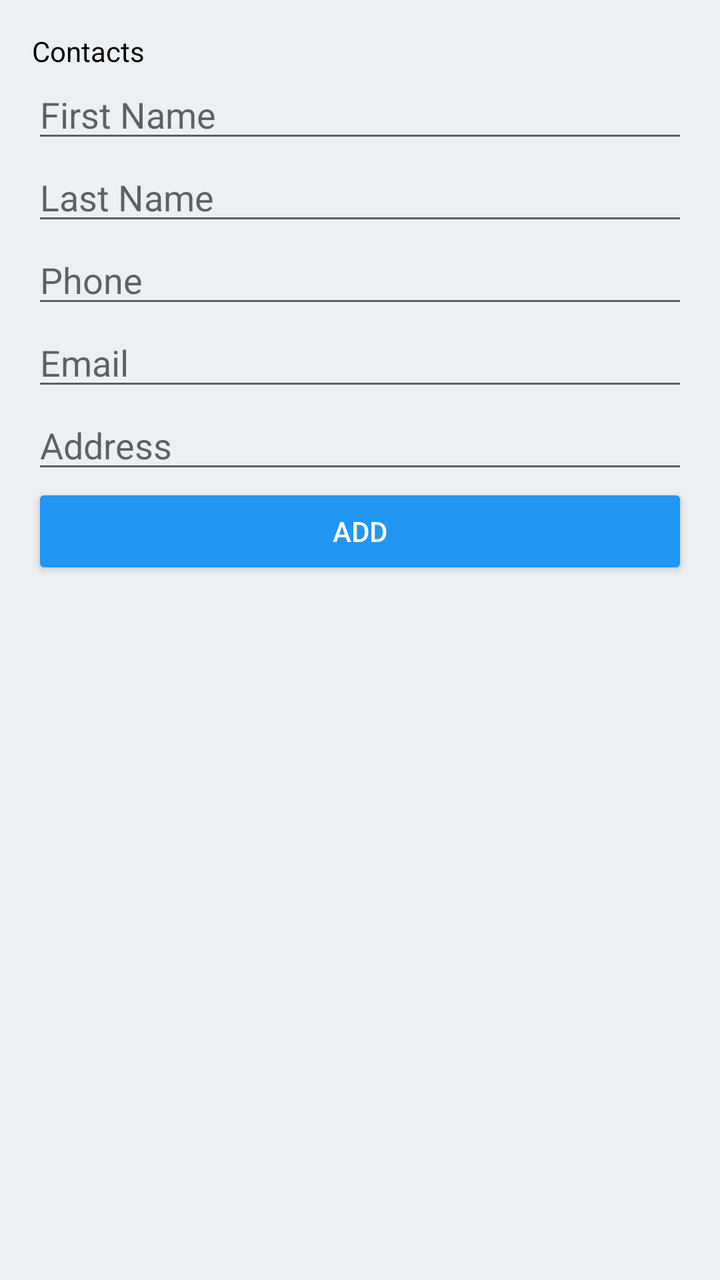
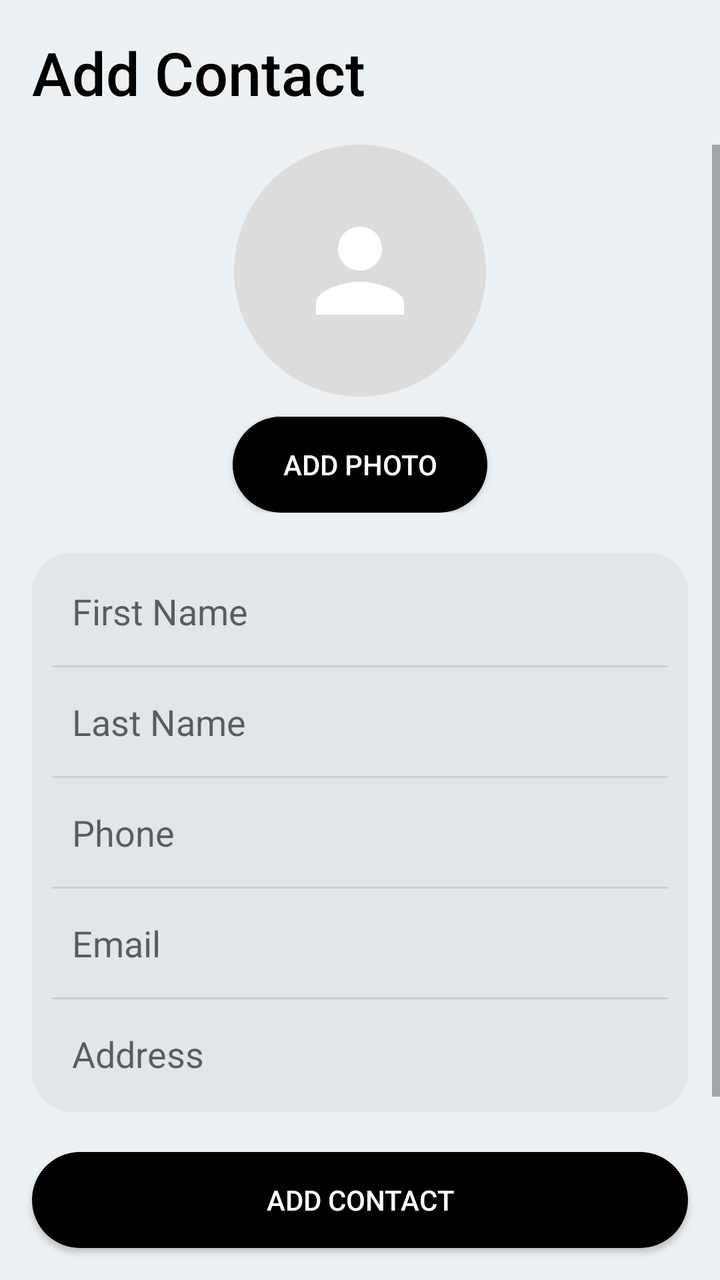

Screens rendered from an Android XML layout before and after an edit, with the pre-edit source and the edit as a unified diff.
<!-- AndroidManifest.xml: application theme Theme.Ft_hangouts -->
<!-- res/layout/add_contact.xml -->
<?xml version="1.0" encoding="utf-8"?>
<LinearLayout xmlns:android="http://schemas.android.com/apk/res/android"
    android:layout_width="match_parent"
    android:layout_height="match_parent"
    android:orientation="vertical"
    android:fitsSystemWindows="true"
    android:padding="16dp">

    <TextView
        android:id="@+id/titleText"
        android:textColor="#000000"
        android:layout_width="wrap_content"
        android:layout_height="wrap_content"
        android:text="@string/contacts" />

    <EditText
        android:id="@+id/firstNameInput"
        android:layout_width="match_parent"
        android:layout_height="wrap_content"
        android:autofillHints="name"
        android:inputType="text"
        android:hint="@string/first_name" />

    <EditText
        android:id="@+id/lastNameInput"
        android:layout_width="match_parent"
        android:layout_height="wrap_content"
        android:autofillHints="name"
        android:inputType="text"
        android:hint="@string/last_name" />

    <EditText
        android:id="@+id/phoneInput"
        android:layout_width="match_parent"
        android:layout_height="wrap_content"
        android:autofillHints="phone"
        android:inputType="phone"
        android:hint="@string/phone" />

    <EditText
        android:id="@+id/emailInput"
        android:layout_width="match_parent"
        android:layout_height="wrap_content"
        android:autofillHints="emailAddress"
        android:inputType="textEmailAddress"
        android:hint="@string/email" />

    <EditText
        android:id="@+id/addressInput"
        android:layout_width="match_parent"
        android:layout_height="wrap_content"
        android:autofillHints=""
        android:inputType="text"
        android:hint="@string/address" />

    <Button
        android:id="@+id/addContactButton"
        android:backgroundTint="#2196F3"
        android:textColor="#FFFFFF"
        android:layout_width="match_parent"
        android:layout_height="wrap_content"
        android:text="Add" />

</LinearLayout>
<!-- resources referenced by this layout -->
<resources>
  <string name="address">Address</string>
  <string name="contacts">Contacts</string>
  <string name="email">Email</string>
  <string name="first_name">First Name</string>
  <string name="last_name">Last Name</string>
  <string name="phone">Phone</string>
  <style name="Theme.Ft_hangouts" parent="android:Theme.Material.Light.NoActionBar">
          <item name="android:windowBackground">#ECF0F3</item>
      </style>
</resources>

<!-- the commit's change to res/layout/add_contact.xml (unified diff, before → after) -->
@@ -4,61 +4,160 @@
     android:layout_height="match_parent"
     android:orientation="vertical"
     android:fitsSystemWindows="true"
-    android:padding="16dp">
+    android:background="#ecf0f3">
 
-    <TextView
-        android:id="@+id/titleText"
-        android:textColor="#000000"
-        android:layout_width="wrap_content"
-        android:layout_height="wrap_content"
-        android:text="@string/contacts" />
-
-    <EditText
-        android:id="@+id/firstNameInput"
+    <LinearLayout
         android:layout_width="match_parent"
         android:layout_height="wrap_content"
-        android:autofillHints="name"
-        android:inputType="text"
-        android:hint="@string/first_name" />
+        android:orientation="horizontal"
+        android:gravity="center_vertical"
+        android:padding="16dp">
 
-    <EditText
-        android:id="@+id/lastNameInput"
+        <TextView
+            android:id="@+id/titleText"
+            android:layout_width="0dp"
+            android:layout_height="wrap_content"
+            android:layout_weight="1"
+            android:text="@string/add_contact"
+            android:textColor="#000000"
+            android:textSize="30sp"
+            android:fontFamily="sans-serif-medium" />
+    </LinearLayout>
+
+    <ScrollView
+        android:layout_width="match_parent"
+        android:layout_height="0dp"
+        android:layout_weight="1">
+
+        <LinearLayout
+            android:layout_width="match_parent"
+            android:layout_height="wrap_content"
+            android:orientation="vertical"
+            android:paddingStart="16dp"
+            android:paddingEnd="16dp">
+
+            <LinearLayout
+                android:layout_width="match_parent"
+                android:layout_height="wrap_content"
+                android:orientation="vertical"
+                android:gravity="center_horizontal">
+
+                <ImageView
+                    android:id="@+id/avatarImage"
+                    android:layout_width="126dp"
+                    android:layout_height="126dp"
+                    android:background="@drawable/circle_bg"
+                    android:backgroundTint="#dcdcdc"
+                    android:padding="30dp"
+                    android:src="@drawable/ic_user"
+                    android:contentDescription="@string/add_photo" />
+
+                <Button
+                    android:id="@+id/addPhoto"
+                    android:layout_width="wrap_content"
+                    android:layout_height="wrap_content"
+                    android:layout_marginTop="10dp"
+                    android:background="@drawable/button_rounded"
+                    android:paddingHorizontal="25dp"
+                    android:textColor="#FFFFFF"
+                    android:text="@string/add_photo" />
+            </LinearLayout>
+
+            <LinearLayout
+                android:layout_width="match_parent"
+                android:layout_height="wrap_content"
+                android:layout_marginTop="20dp"
+                android:layout_marginBottom="16dp"
+                android:paddingHorizontal="10dp"
+                android:paddingVertical="2dp"
+                android:background="@drawable/card_bg"
+                android:backgroundTint="#e2e6e8"
+                android:orientation="vertical">
+
+                <EditText
+                    android:id="@+id/firstNameInput"
+                    android:layout_width="match_parent"
+                    android:layout_height="wrap_content"
+                    android:background="@null"
+                    android:paddingVertical="15dp"
+                    android:paddingHorizontal="10dp"
+                    android:autofillHints="name"
+                    android:inputType="text"
+                    android:hint="@string/first_name" />
+
+                <View
+                    android:layout_width="match_parent"
+                    android:layout_height="1dp"
+                    android:background="#1A000000" />
+
+                <EditText
+                    android:id="@+id/lastNameInput"
+                    android:layout_width="match_parent"
+                    android:layout_height="wrap_content"
+                    android:background="@null"
+                    android:paddingVertical="15dp"
+                    android:paddingHorizontal="10dp"
+                    android:autofillHints="name"
+                    android:inputType="text"
+                    android:hint="@string/last_name" />
+
+                <View
+                    android:layout_width="match_parent"
+                    android:layout_height="1dp"
+                    android:background="#1A000000" />
+
+                <EditText
+                    android:id="@+id/phoneInput"
+                    android:layout_width="match_parent"
+                    android:layout_height="wrap_content"
+                    android:background="@null"
+                    android:paddingVertical="15dp"
+                    android:paddingHorizontal="10dp"
+                    android:autofillHints="phone"
+                    android:inputType="phone"
+                    android:hint="@string/phone" />
+
+                <View
+                    android:layout_width="match_parent"
+                    android:layout_height="1dp"
+                    android:background="#1A000000" />
+
+                <EditText
+                    android:id="@+id/emailInput"
+                    android:layout_width="match_parent"
+                    android:layout_height="wrap_content"
+                    android:background="@null"
+                    android:paddingVertical="15dp"
+                    android:paddingHorizontal="10dp"
+                    android:autofillHints="emailAddress"
+                    android:inputType="textEmailAddress"
+                    android:hint="@string/email" />
+
+                <View
+                    android:layout_width="match_parent"
+                    android:layout_height="1dp"
+                    android:background="#1A000000" />
+
+                <EditText
+                    android:id="@+id/addressInput"
+                    android:layout_width="match_parent"
+                    android:layout_height="wrap_content"
+                    android:background="@null"
+                    android:paddingVertical="15dp"
+                    android:paddingHorizontal="10dp"
+                    android:autofillHints=""
+                    android:inputType="text"
+                    android:hint="@string/address" />
+            </LinearLayout>
+        </LinearLayout>
+    </ScrollView>
+
+    <Button
+        android:id="@+id/addContact"
         android:layout_width="match_parent"
         android:layout_height="wrap_content"
-        android:autofillHints="name"
-        android:inputType="text"
-        android:hint="@string/last_name" />
-
-    <EditText
-        android:id="@+id/phoneInput"
-        android:layout_width="match_parent"
-        android:layout_height="wrap_content"
-        android:autofillHints="phone"
-        android:inputType="phone"
-        android:hint="@string/phone" />
-
-    <EditText
-        android:id="@+id/emailInput"
-        android:layout_width="match_parent"
-        android:layout_height="wrap_content"
-        android:autofillHints="emailAddress"
-        android:inputType="textEmailAddress"
-        android:hint="@string/email" />
-
-    <EditText
-        android:id="@+id/addressInput"
-        android:layout_width="match_parent"
-        android:layout_height="wrap_content"
-        android:autofillHints=""
-        android:inputType="text"
-        android:hint="@string/address" />
-
-    <Button
-        android:id="@+id/addContactButton"
-        android:backgroundTint="#2196F3"
+        android:layout_margin="16dp"
+        android:background="@drawable/button_rounded"
         android:textColor="#FFFFFF"
-        android:layout_width="match_parent"
-        android:layout_height="wrap_content"
-        android:text="Add" />
-
+        android:text="@string/add_contact" />
 </LinearLayout>
<!-- resource entries referenced after the edit -->
@@ -1,7 +1,39 @@
 <!-- resources referenced by this layout -->
 <resources>
+  <!-- drawable button_rounded (drawable) -->
+  <?xml version="1.0" encoding="utf-8"?>
+  <shape xmlns:android="http://schemas.android.com/apk/res/android"
+      android:shape="rectangle">
+      <solid android:color="@color/black" />
+      <corners android:radius="55dp" />
+  </shape>
+  <!-- drawable card_bg (drawable) -->
+  <?xml version="1.0" encoding="utf-8"?>
+  <shape xmlns:android="http://schemas.android.com/apk/res/android"
+      android:shape="rectangle">
+      <solid android:color="@color/black" />
+      <corners android:radius="20dp" />
+  </shape>
+  <!-- drawable circle_bg (drawable) -->
+  <?xml version="1.0" encoding="utf-8"?>
+  <shape xmlns:android="http://schemas.android.com/apk/res/android"
+      android:shape="oval">
+      <solid android:color="@color/black" />
+  </shape>
+  <!-- drawable ic_user (drawable) -->
+  <?xml version="1.0" encoding="utf-8"?>
+  <vector xmlns:android="http://schemas.android.com/apk/res/android"
+      android:width="24dp"
+      android:height="24dp"
+      android:viewportWidth="24"
+      android:viewportHeight="24">
+      <path
+          android:fillColor="#FFFFFF"
+          android:pathData="M12,12c2.21,0 4,-1.79 4,-4s-1.79,-4 -4,-4 -4,1.79 -4,4 1.79,4 4,4zM12,14c-2.67,0 -8,1.34 -8,4v2h16v-2c0,-2.66 -5.33,-4 -8,-4z" />
+  </vector>
+  <string name="add_contact">Add Contact</string>
+  <string name="add_photo">Add Photo</string>
   <string name="address">Address</string>
-  <string name="contacts">Contacts</string>
   <string name="email">Email</string>
   <string name="first_name">First Name</string>
   <string name="last_name">Last Name</string>
@@ -9,5 +41,6 @@
   <style name="Theme.Ft_hangouts" parent="android:Theme.Material.Light.NoActionBar">
           <item name="android:windowBackground">#ECF0F3</item>
       </style>
+  <color name="black">#FF000000</color>
 </resources>
 
